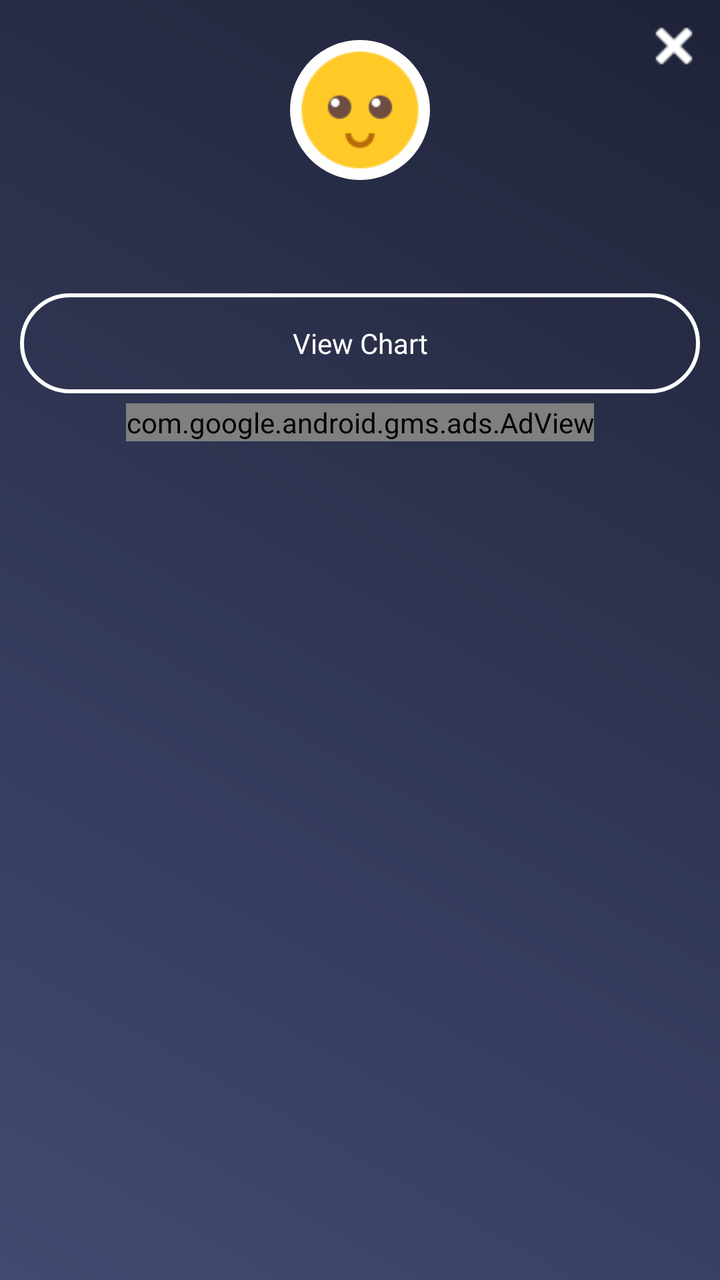
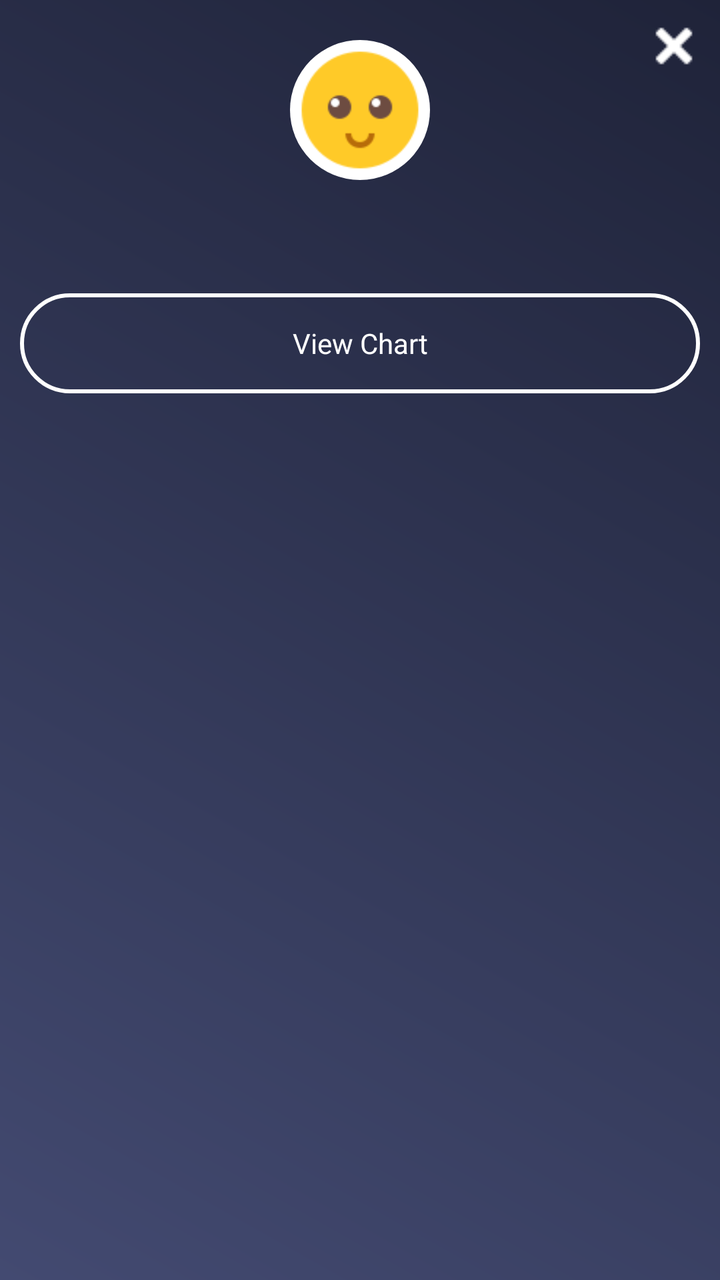

Compare the two renders of this Android layout. The source of the first and the diff that turns it into the second are given below.
<!-- AndroidManifest.xml: application theme AppTheme -->
<!-- res/layout/popup_sugar.xml -->
<?xml version="1.0" encoding="utf-8"?>
<RelativeLayout xmlns:android="http://schemas.android.com/apk/res/android"
    xmlns:aapt="http://schemas.android.com/aapt"
    xmlns:app="http://schemas.android.com/apk/res-auto"
    android:layout_width="280dp"
    android:layout_height="wrap_content"
    android:background="@drawable/a1_grad"
    android:orientation="vertical">

    <ImageView
        android:id="@+id/iv_close"
        android:layout_width="wrap_content"
        android:layout_height="wrap_content"
        android:layout_alignParentRight="true"
        android:layout_margin="5dp"
        android:padding="5dp"
        android:src="@drawable/ic_close" />

    <ImageView
        android:id="@+id/iv_imoji"
        android:layout_width="70dp"
        android:layout_height="70dp"
        android:layout_centerHorizontal="true"
        android:layout_marginTop="20dp"
        android:background="@drawable/rounded_corner_imoji"
        android:src="@drawable/imoji_default" />

    <TextView
        android:id="@+id/tv_ans_bloodsugar"
        android:layout_width="match_parent"
        android:layout_height="wrap_content"
        android:layout_below="@+id/iv_imoji"
        android:layout_marginLeft="10dp"
        android:layout_marginTop="10dp"
        android:layout_marginRight="10dp"
        android:gravity="center"
        android:paddingTop="5dp"
        android:paddingBottom="10dp"
        android:textColor="@color/white"
        android:textSize="@dimen/textsize_16"
        android:textStyle="bold" />

    <TextView
        android:id="@+id/tv_bloodsugar_chart"
        android:layout_width="match_parent"
        android:layout_height="50dp"
        android:layout_below="@+id/tv_ans_bloodsugar"
        android:layout_marginLeft="10dp"
        android:layout_marginTop="10dp"
        android:layout_marginRight="10dp"
        android:layout_marginBottom="5dp"
        android:background="@drawable/rounded_corner_button"
        android:gravity="center"
        android:padding="5dp"
        android:text="@string/View_Chart"
        android:textColor="@color/white"
        android:textSize="@dimen/textsize_14" />

    <include
        android:id="@+id/ad_layout"
        layout="@layout/native_ad_popup"
        android:layout_width="match_parent"
        android:layout_height="wrap_content"
        android:layout_below="@+id/tv_bloodsugar_chart"
        android:layout_gravity="center" />
</RelativeLayout>
<!-- res/layout/native_ad_popup.xml (included above) -->
<?xml version="1.0" encoding="utf-8"?>
<LinearLayout xmlns:android="http://schemas.android.com/apk/res/android"
    xmlns:aapt="http://schemas.android.com/aapt"
    xmlns:app="http://schemas.android.com/apk/res-auto"
    android:layout_width="match_parent"
    android:layout_height="match_parent"
    android:orientation="vertical">

    <com.google.android.gms.ads.AdView
        android:id="@+id/adView"
        android:layout_width="wrap_content"
        android:layout_height="wrap_content"
        android:layout_above="@+id/ll_footer_menu"
        android:layout_gravity="center"
        app:adSize="280x50"
        app:adUnitId="@string/banner_ad_two" />
</LinearLayout>
<!-- resources referenced by this layout -->
<resources>
  <color name="white">#ffffff</color>
  <dimen name="textsize_14">14sp</dimen>
  <dimen name="textsize_16">16sp</dimen>
  <!-- drawable a1_grad (drawable) -->
  <?xml version="1.0" encoding="utf-8"?>
  <shape xmlns:android="http://schemas.android.com/apk/res/android">
      <gradient
          android:angle="225"
          android:endColor="#434A71"
          android:startColor="#1F2339" />
  
  
  </shape>
  <!-- drawable ic_close: png bitmap (drawable, 258 bytes) -->
  <!-- drawable imoji_default: png bitmap (drawable, 2394 bytes) -->
  <!-- drawable rounded_corner_button (drawable) -->
  <?xml version="1.0" encoding="utf-8"?>
  <shape xmlns:android="http://schemas.android.com/apk/res/android" xmlns:app="http://schemas.android.com/apk/res-auto" android:shape="rectangle">
      <solid android:color="@color/transperent"/>
      <stroke android:width="2dp" android:color="@color/white"/>
      <padding android:left="4dp" android:top="4dp" android:right="4dp" android:bottom="4dp"/>
      <corners android:radius="25dp"/>
  </shape>
  <!-- drawable rounded_corner_imoji (drawable) -->
  <?xml version="1.0" encoding="utf-8"?>
  <shape xmlns:android="http://schemas.android.com/apk/res/android"
      xmlns:aapt="http://schemas.android.com/aapt"
      xmlns:app="http://schemas.android.com/apk/res-auto"
      android:shape="rectangle">
      <solid android:color="#ffffff" />
      <stroke
          android:width="0dp"
          android:color="#06000d" />
      <padding
          android:bottom="0dp"
          android:left="0dp"
          android:right="0dp"
          android:top="0dp" />
      <corners android:radius="35dp" />
  </shape>
  <string name="View_Chart">View Chart</string>
  <string name="banner_ad_two">ca-app-pub-2957577039807154/5214904011</string>
  <style name="AppTheme" parent="Theme.AppCompat.Light.DarkActionBar">
          
          <item name="colorPrimary">@color/colorPrimary</item>
          <item name="colorPrimaryDark">@color/colorPrimaryDark</item>
          <item name="colorAccent">@color/colorAccent</item>
      </style>
  <color name="transperent">#00ffffff</color>
  <color name="colorPrimary">#434A71</color>
  <color name="colorPrimaryDark">#1F2339</color>
  <color name="colorAccent">#1F2339</color>
</resources>

<!-- the commit's change to res/layout/popup_sugar.xml (unified diff, before → after) -->
@@ -56,29 +56,14 @@
         android:textColor="@color/white"
         android:textSize="@dimen/textsize_14" />
 
-    <include
-        android:id="@+id/ad_layout"
-        layout="@layout/native_ad_popup"
+
+    <LinearLayout
+        android:id="@+id/normal_ad_include"
         android:layout_width="match_parent"
         android:layout_height="wrap_content"
-        android:layout_below="@+id/tv_bloodsugar_chart"
-        android:layout_gravity="center" />
+        android:orientation="vertical"
+        android:gravity="center"
+        android:layout_below="@+id/tv_bloodsugar_chart"/>
+
+   
 </RelativeLayout>
-<!-- res/layout/native_ad_popup.xml (included above) -->
-<?xml version="1.0" encoding="utf-8"?>
-<LinearLayout xmlns:android="http://schemas.android.com/apk/res/android"
-    xmlns:aapt="http://schemas.android.com/aapt"
-    xmlns:app="http://schemas.android.com/apk/res-auto"
-    android:layout_width="match_parent"
-    android:layout_height="match_parent"
-    android:orientation="vertical">
-
-    <com.google.android.gms.ads.AdView
-        android:id="@+id/adView"
-        android:layout_width="wrap_content"
-        android:layout_height="wrap_content"
-        android:layout_above="@+id/ll_footer_menu"
-        android:layout_gravity="center"
-        app:adSize="280x50"
-        app:adUnitId="@string/banner_ad_two" />
-</LinearLayout>
<!-- resource entries referenced after the edit -->
@@ -41,7 +41,6 @@
       <corners android:radius="35dp" />
   </shape>
   <string name="View_Chart">View Chart</string>
-  <string name="banner_ad_two">ca-app-pub-2957577039807154/5214904011</string>
   <style name="AppTheme" parent="Theme.AppCompat.Light.DarkActionBar">
           
           <item name="colorPrimary">@color/colorPrimary</item>
